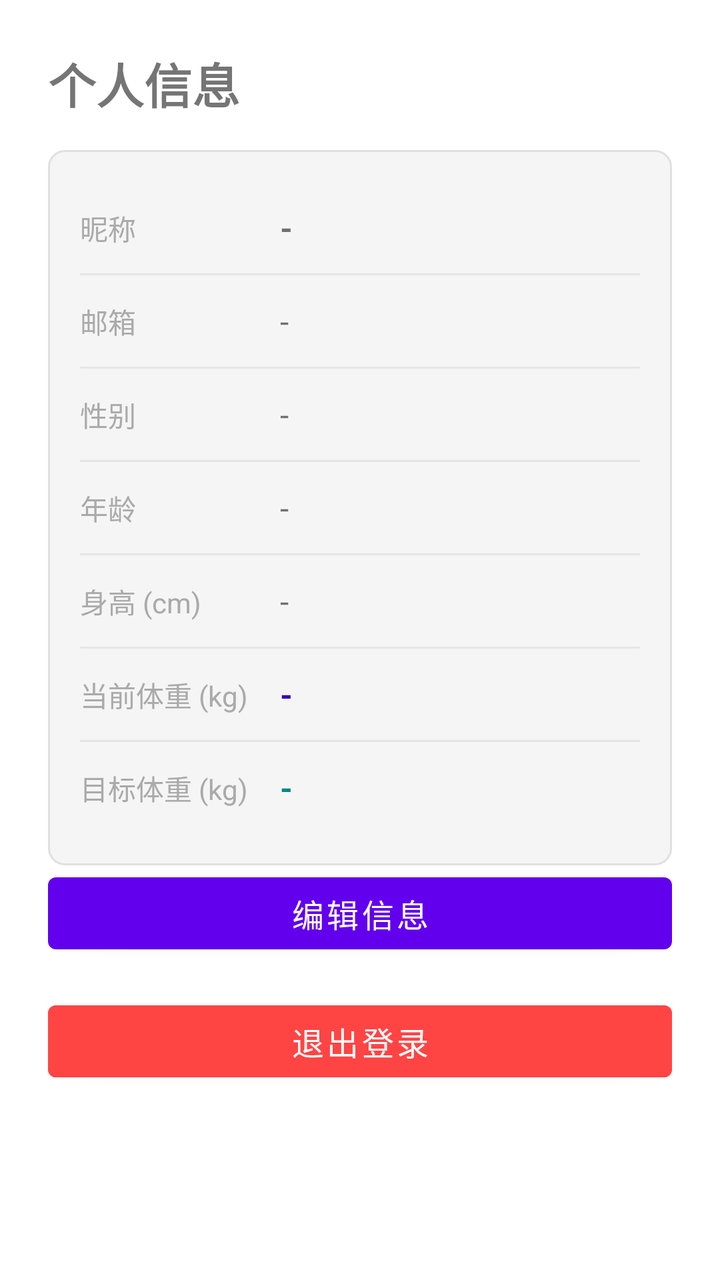
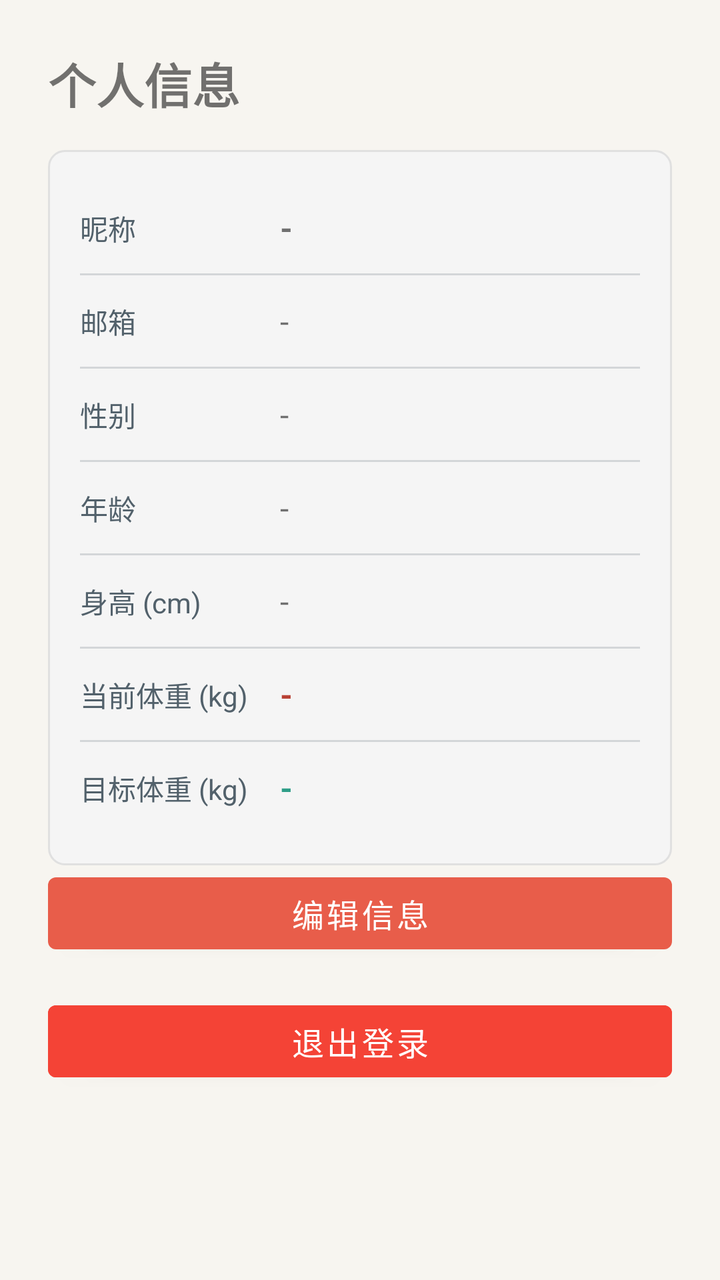

Screens rendered from an Android XML layout before and after an edit, with the pre-edit source and the edit as a unified diff.
<!-- AndroidManifest.xml: activity theme Theme.WeightLossBetting -->
<!-- res/layout/fragment_profile.xml -->
<?xml version="1.0" encoding="utf-8"?>
<ScrollView xmlns:android="http://schemas.android.com/apk/res/android"
    xmlns:app="http://schemas.android.com/apk/res-auto"
    android:layout_width="match_parent"
    android:layout_height="match_parent"
    android:fillViewport="true">

    <LinearLayout
        android:layout_width="match_parent"
        android:layout_height="wrap_content"
        android:orientation="vertical"
        android:padding="24dp">

        <TextView
            android:layout_width="wrap_content"
            android:layout_height="wrap_content"
            android:text="个人信息"
            android:textSize="24sp"
            android:textStyle="bold"
            android:layout_marginBottom="16dp" />

        
        <TableLayout
            android:layout_width="match_parent"
            android:layout_height="wrap_content"
            android:stretchColumns="1"
            android:background="@drawable/bg_card"
            android:padding="16dp">

            
            <TableRow
                android:layout_width="match_parent"
                android:layout_height="wrap_content"
                android:paddingTop="12dp"
                android:paddingBottom="12dp">
                <TextView
                    android:layout_width="wrap_content"
                    android:layout_height="wrap_content"
                    android:text="昵称"
                    android:textSize="14sp"
                    android:textColor="@android:color/darker_gray"
                    android:layout_marginEnd="16dp" />
                <TextView
                    android:id="@+id/tvNickname"
                    android:layout_width="0dp"
                    android:layout_height="wrap_content"
                    android:text="-"
                    android:textSize="16sp"
                    android:textStyle="bold"
                    android:maxLines="1"
                    android:ellipsize="end" />
            </TableRow>

            <View
                android:layout_width="match_parent"
                android:layout_height="1dp"
                android:background="@android:color/darker_gray"
                android:alpha="0.2" />

            
            <TableRow
                android:layout_width="match_parent"
                android:layout_height="wrap_content"
                android:paddingTop="12dp"
                android:paddingBottom="12dp">
                <TextView
                    android:layout_width="wrap_content"
                    android:layout_height="wrap_content"
                    android:text="邮箱"
                    android:textSize="14sp"
                    android:textColor="@android:color/darker_gray"
                    android:layout_marginEnd="16dp" />
                <TextView
                    android:id="@+id/tvEmail"
                    android:layout_width="0dp"
                    android:layout_height="wrap_content"
                    android:text="-"
                    android:textSize="16sp"
                    android:maxLines="1"
                    android:ellipsize="end" />
            </TableRow>

            <View
                android:layout_width="match_parent"
                android:layout_height="1dp"
                android:background="@android:color/darker_gray"
                android:alpha="0.2" />

            
            <TableRow
                android:layout_width="match_parent"
                android:layout_height="wrap_content"
                android:paddingTop="12dp"
                android:paddingBottom="12dp">
                <TextView
                    android:layout_width="wrap_content"
                    android:layout_height="wrap_content"
                    android:text="性别"
                    android:textSize="14sp"
                    android:textColor="@android:color/darker_gray"
                    android:layout_marginEnd="16dp" />
                <TextView
                    android:id="@+id/tvGender"
                    android:layout_width="0dp"
                    android:layout_height="wrap_content"
                    android:text="-"
                    android:textSize="16sp" />
            </TableRow>

            <View
                android:layout_width="match_parent"
                android:layout_height="1dp"
                android:background="@android:color/darker_gray"
                android:alpha="0.2" />

            
            <TableRow
                android:layout_width="match_parent"
                android:layout_height="wrap_content"
                android:paddingTop="12dp"
                android:paddingBottom="12dp">
                <TextView
                    android:layout_width="wrap_content"
                    android:layout_height="wrap_content"
                    android:text="年龄"
                    android:textSize="14sp"
                    android:textColor="@android:color/darker_gray"
                    android:layout_marginEnd="16dp" />
                <TextView
                    android:id="@+id/tvAge"
                    android:layout_width="0dp"
                    android:layout_height="wrap_content"
                    android:text="-"
                    android:textSize="16sp" />
            </TableRow>

            <View
                android:layout_width="match_parent"
                android:layout_height="1dp"
                android:background="@android:color/darker_gray"
                android:alpha="0.2" />

            
            <TableRow
                android:layout_width="match_parent"
                android:layout_height="wrap_content"
                android:paddingTop="12dp"
                android:paddingBottom="12dp">
                <TextView
                    android:layout_width="wrap_content"
                    android:layout_height="wrap_content"
                    android:text="身高 (cm)"
                    android:textSize="14sp"
                    android:textColor="@android:color/darker_gray"
                    android:layout_marginEnd="16dp" />
                <TextView
                    android:id="@+id/tvHeight"
                    android:layout_width="0dp"
                    android:layout_height="wrap_content"
                    android:text="-"
                    android:textSize="16sp" />
            </TableRow>

            <View
                android:layout_width="match_parent"
                android:layout_height="1dp"
                android:background="@android:color/darker_gray"
                android:alpha="0.2" />

            
            <TableRow
                android:layout_width="match_parent"
                android:layout_height="wrap_content"
                android:paddingTop="12dp"
                android:paddingBottom="12dp">
                <TextView
                    android:layout_width="wrap_content"
                    android:layout_height="wrap_content"
                    android:text="当前体重 (kg)"
                    android:textSize="14sp"
                    android:textColor="@android:color/darker_gray"
                    android:layout_marginEnd="16dp" />
                <TextView
                    android:id="@+id/tvCurrentWeight"
                    android:layout_width="0dp"
                    android:layout_height="wrap_content"
                    android:text="-"
                    android:textSize="16sp"
                    android:textStyle="bold"
                    android:textColor="@color/purple_700" />
            </TableRow>

            <View
                android:layout_width="match_parent"
                android:layout_height="1dp"
                android:background="@android:color/darker_gray"
                android:alpha="0.2" />

            
            <TableRow
                android:layout_width="match_parent"
                android:layout_height="wrap_content"
                android:paddingTop="12dp"
                android:paddingBottom="12dp">
                <TextView
                    android:layout_width="wrap_content"
                    android:layout_height="wrap_content"
                    android:text="目标体重 (kg)"
                    android:textSize="14sp"
                    android:textColor="@android:color/darker_gray"
                    android:layout_marginEnd="16dp" />
                <TextView
                    android:id="@+id/tvTargetWeight"
                    android:layout_width="0dp"
                    android:layout_height="wrap_content"
                    android:text="-"
                    android:textSize="16sp"
                    android:textStyle="bold"
                    android:textColor="@color/teal_700" />
            </TableRow>

        </TableLayout>

        
        <Button
            android:id="@+id/btnEdit"
            android:layout_width="match_parent"
            android:layout_height="wrap_content"
            android:text="编辑信息"
            android:textSize="16sp" />

        
        <Button
            android:id="@+id/btnLogout"
            android:layout_width="match_parent"
            android:layout_height="wrap_content"
            android:text="退出登录"
            android:textSize="16sp"
            android:layout_marginTop="16dp"
            android:backgroundTint="@android:color/holo_red_light" />

        
        <ProgressBar
            android:id="@+id/progressBar"
            android:layout_width="wrap_content"
            android:layout_height="wrap_content"
            android:layout_gravity="center"
            android:layout_marginTop="16dp"
            android:visibility="gone" />

    </LinearLayout>

</ScrollView>
<!-- resources referenced by this layout -->
<resources>
  <color name="purple_700">#FF3700B3</color>
  <color name="teal_700">#FF018786</color>
  <!-- drawable bg_card (drawable) -->
  <?xml version="1.0" encoding="utf-8"?>
  <shape xmlns:android="http://schemas.android.com/apk/res/android"
      android:shape="rectangle">
      
      <solid android:color="#F5F5F5" />
      
      <corners android:radius="8dp" />
      
      <stroke
          android:width="1dp"
          android:color="#E0E0E0" />
      
  </shape>
  <style name="Theme.WeightLossBetting" parent="Theme.MaterialComponents.DayNight.NoActionBar">
          <item name="colorPrimary">@color/purple_500</item>
          <item name="colorPrimaryDark">@color/purple_700</item>
          <item name="colorAccent">@color/purple_200</item>
          <item name="android:statusBarColor">@color/purple_700</item>
          
          
          <item name="XUIThemeStyle">@style/XUITheme.Phone</item>
      </style>
  <color name="purple_500">#FF6200EE</color>
  <color name="purple_200">#FFBB86FC</color>
</resources>

<!-- the commit's change to res/layout/fragment_profile.xml (unified diff, before → after) -->
@@ -3,6 +3,7 @@
     xmlns:app="http://schemas.android.com/apk/res-auto"
     android:layout_width="match_parent"
     android:layout_height="match_parent"
+    android:background="@color/xui_config_color_background"
     android:fillViewport="true">
 
     <LinearLayout
@@ -38,7 +39,7 @@
                     android:layout_height="wrap_content"
                     android:text="昵称"
                     android:textSize="14sp"
-                    android:textColor="@android:color/darker_gray"
+                    android:textColor="@color/xui_config_color_text_content"
                     android:layout_marginEnd="16dp" />
                 <TextView
                     android:id="@+id/tvNickname"
@@ -54,7 +55,7 @@
             <View
                 android:layout_width="match_parent"
                 android:layout_height="1dp"
-                android:background="@android:color/darker_gray"
+                android:background="@color/xui_config_color_text_content"
                 android:alpha="0.2" />
 
             
@@ -68,7 +69,7 @@
                     android:layout_height="wrap_content"
                     android:text="邮箱"
                     android:textSize="14sp"
-                    android:textColor="@android:color/darker_gray"
+                    android:textColor="@color/xui_config_color_text_content"
                     android:layout_marginEnd="16dp" />
                 <TextView
                     android:id="@+id/tvEmail"
@@ -83,7 +84,7 @@
             <View
                 android:layout_width="match_parent"
                 android:layout_height="1dp"
-                android:background="@android:color/darker_gray"
+                android:background="@color/xui_config_color_text_content"
                 android:alpha="0.2" />
 
             
@@ -97,7 +98,7 @@
                     android:layout_height="wrap_content"
                     android:text="性别"
                     android:textSize="14sp"
-                    android:textColor="@android:color/darker_gray"
+                    android:textColor="@color/xui_config_color_text_content"
                     android:layout_marginEnd="16dp" />
                 <TextView
                     android:id="@+id/tvGender"
@@ -110,7 +111,7 @@
             <View
                 android:layout_width="match_parent"
                 android:layout_height="1dp"
-                android:background="@android:color/darker_gray"
+                android:background="@color/xui_config_color_text_content"
                 android:alpha="0.2" />
 
             
@@ -124,7 +125,7 @@
                     android:layout_height="wrap_content"
                     android:text="年龄"
                     android:textSize="14sp"
-                    android:textColor="@android:color/darker_gray"
+                    android:textColor="@color/xui_config_color_text_content"
                     android:layout_marginEnd="16dp" />
                 <TextView
                     android:id="@+id/tvAge"
@@ -137,7 +138,7 @@
             <View
                 android:layout_width="match_parent"
                 android:layout_height="1dp"
-                android:background="@android:color/darker_gray"
+                android:background="@color/xui_config_color_text_content"
                 android:alpha="0.2" />
 
             
@@ -151,7 +152,7 @@
                     android:layout_height="wrap_content"
                     android:text="身高 (cm)"
                     android:textSize="14sp"
-                    android:textColor="@android:color/darker_gray"
+                    android:textColor="@color/xui_config_color_text_content"
                     android:layout_marginEnd="16dp" />
                 <TextView
                     android:id="@+id/tvHeight"
@@ -164,7 +165,7 @@
             <View
                 android:layout_width="match_parent"
                 android:layout_height="1dp"
-                android:background="@android:color/darker_gray"
+                android:background="@color/xui_config_color_text_content"
                 android:alpha="0.2" />
 
             
@@ -178,7 +179,7 @@
                     android:layout_height="wrap_content"
                     android:text="当前体重 (kg)"
                     android:textSize="14sp"
-                    android:textColor="@android:color/darker_gray"
+                    android:textColor="@color/xui_config_color_text_content"
                     android:layout_marginEnd="16dp" />
                 <TextView
                     android:id="@+id/tvCurrentWeight"
@@ -193,7 +194,7 @@
             <View
                 android:layout_width="match_parent"
                 android:layout_height="1dp"
-                android:background="@android:color/darker_gray"
+                android:background="@color/xui_config_color_text_content"
                 android:alpha="0.2" />
 
             
@@ -207,7 +208,7 @@
                     android:layout_height="wrap_content"
                     android:text="目标体重 (kg)"
                     android:textSize="14sp"
-                    android:textColor="@android:color/darker_gray"
+                    android:textColor="@color/xui_config_color_text_content"
                     android:layout_marginEnd="16dp" />
                 <TextView
                     android:id="@+id/tvTargetWeight"
@@ -237,7 +238,7 @@
             android:text="退出登录"
             android:textSize="16sp"
             android:layout_marginTop="16dp"
-            android:backgroundTint="@android:color/holo_red_light" />
+            android:backgroundTint="@color/xui_config_color_error" />
 
         
         <ProgressBar
<!-- resource entries referenced after the edit -->
@@ -1,7 +1,10 @@
 <!-- resources referenced by this layout -->
 <resources>
-  <color name="purple_700">#FF3700B3</color>
-  <color name="teal_700">#FF018786</color>
+  <color name="purple_700">#FFB94235</color>
+  <color name="teal_700">#FF2E9D87</color>
+  <color name="xui_config_color_background">#FFF7F5F0</color>
+  <color name="xui_config_color_error">#F44336</color>
+  <color name="xui_config_color_text_content">#FF52616B</color>
   <!-- drawable bg_card (drawable) -->
   <?xml version="1.0" encoding="utf-8"?>
   <shape xmlns:android="http://schemas.android.com/apk/res/android"
@@ -21,11 +24,12 @@
           <item name="colorPrimaryDark">@color/purple_700</item>
           <item name="colorAccent">@color/purple_200</item>
           <item name="android:statusBarColor">@color/purple_700</item>
+          <item name="android:navigationBarColor">@color/xui_config_color_background</item>
           
           
           <item name="XUIThemeStyle">@style/XUITheme.Phone</item>
       </style>
-  <color name="purple_500">#FF6200EE</color>
-  <color name="purple_200">#FFBB86FC</color>
+  <color name="purple_500">#FFE85D4A</color>
+  <color name="purple_200">#FFF7B6A8</color>
 </resources>
 
